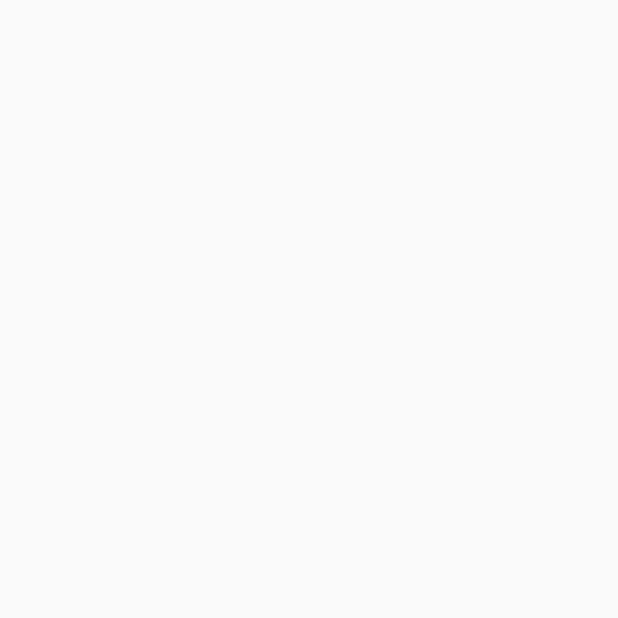
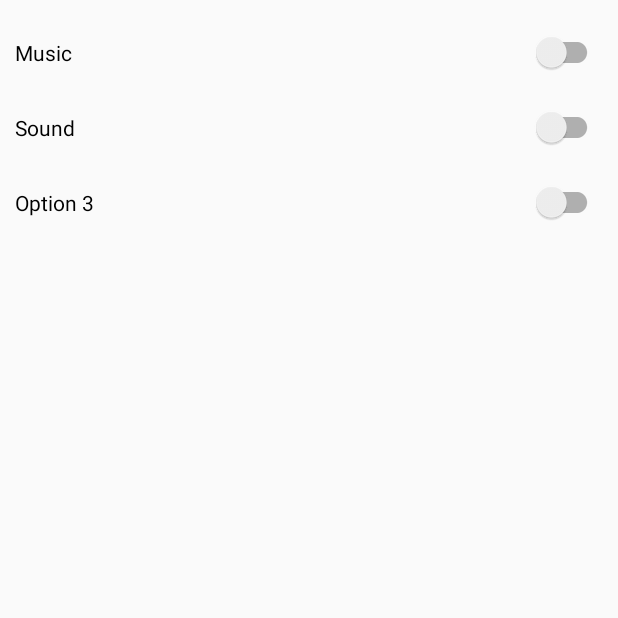
Before and after one commit to wgarcia29/Rocket-man, an Android app: the SettingsActivity screen opened directly, with no data from a screen before it, on a phone screen of 412 x 824 dp, the top half of it. Before the commit the part shown is empty. Run offline under Robolectric (Android 15) with nearby library versions, the phone set to English and light mode, and no system bars.

Commit message:
settings

```diff
--- a/app/src/main/java/com/example/student/rocket_ride/SettingsActivity.java
+++ b/app/src/main/java/com/example/student/rocket_ride/SettingsActivity.java
@@ -1,19 +1,70 @@
 package com.example.student.rocket_ride;
 
+import android.content.SharedPreferences;
 import android.os.Bundle;
 import android.support.design.widget.FloatingActionButton;
 import android.support.design.widget.Snackbar;
 import android.support.v7.app.AppCompatActivity;
+import android.support.v7.widget.SwitchCompat;
 import android.support.v7.widget.Toolbar;
 import android.view.View;
+import android.widget.Button;
 
 public class SettingsActivity extends AppCompatActivity {
+
+    SwitchCompat musicSwitch, soundSwitch, thirdSwitch;
+
+    boolean musicState, soundState, thirdState;
+
+    SharedPreferences preferences;
 
     @Override
     protected void onCreate(Bundle savedInstanceState) {
         super.onCreate(savedInstanceState);
         setContentView(R.layout.activity_settings);
 
+        preferences = getSharedPreferences("PREFS", 0);
+        musicState = preferences.getBoolean("musicSwitch", false);
+        soundState = preferences.getBoolean("soundSwitch", false);
+        thirdState = preferences.getBoolean("thirdSwitch", false);
+
+        musicSwitch = (SwitchCompat) findViewById(R.id.musicSwitch);
+        soundSwitch = (SwitchCompat) findViewById(R.id.soundSwitch);
+        thirdSwitch = (SwitchCompat) findViewById(R.id.thirdSwitch);
+
+        musicSwitch.setChecked(musicState);
+        soundSwitch.setChecked(soundState);
+        thirdSwitch.setChecked(thirdState);
+
+        musicSwitch.setOnClickListener(new View.OnClickListener(){
+            @Override
+            public void onClick(View v) {
+                musicState = !musicState;
+                musicSwitch.setChecked(musicState);
+                SharedPreferences.Editor editor = preferences.edit();
+                editor.putBoolean("music_Switch", musicState);
+                editor.apply();
+            }
+        });
+        soundSwitch.setOnClickListener(new View.OnClickListener(){
+            @Override
+            public void onClick(View v) {
+                soundState = !soundState;
+                soundSwitch.setChecked(soundState);
+                SharedPreferences.Editor editor = preferences.edit();
+                editor.putBoolean("sound_Switch", soundState);
+                editor.apply();
+            }
+        });
+        thirdSwitch.setOnClickListener(new View.OnClickListener(){
+            @Override
+            public void onClick(View v) {
+                thirdState = !thirdState;
+                thirdSwitch.setChecked(thirdState);
+                SharedPreferences.Editor editor = preferences.edit();
+                editor.putBoolean("third_Switch", thirdState);
+                editor.apply();
+            }
+        });
     }
-
 }
--- a/app/src/main/res/layout/activity_settings.xml
+++ b/app/src/main/res/layout/activity_settings.xml
@@ -1,18 +1,49 @@
 <?xml version="1.0" encoding="utf-8"?>
-<android.support.design.widget.CoordinatorLayout xmlns:android="http://schemas.android.com/apk/res/android"
+<LinearLayout xmlns:android="http://schemas.android.com/apk/res/android"
     xmlns:app="http://schemas.android.com/apk/res-auto"
     xmlns:tools="http://schemas.android.com/tools"
     android:layout_width="match_parent"
     android:layout_height="match_parent"
+    android:padding="10dp"
+    android:orientation="vertical"
     tools:context=".SettingsActivity">
 
-    <android.support.design.widget.AppBarLayout
+    <!--<android.support.design.widget.AppBarLayout-->
+        <!--android:layout_width="match_parent"-->
+        <!--android:layout_height="wrap_content"-->
+        <!--android:theme="@style/AppTheme.AppBarOverlay">-->
+
+    <!--</android.support.design.widget.AppBarLayout>-->
+
+    <!--<include layout="@layout/content_settings" />-->
+    <!--<Button-->
+        <!--android:id="@+id/musicButton"-->
+        <!--android:layout_width="wrap_content"-->
+        <!--android:layout_height="wrap_content"-->
+        <!--android:text= "Music" />-->
+
+    <!--<Button-->
+        <!--android:id="@+id/soundButton"-->
+        <!--android:layout_width="wrap_content"-->
+        <!--android:layout_height="wrap_content"-->
+        <!--android:text="Sound" />-->
+    <!---->
+    <android.support.v7.widget.SwitchCompat
         android:layout_width="match_parent"
-        android:layout_height="wrap_content"
-        android:theme="@style/AppTheme.AppBarOverlay">
+        android:text="Music"
+        android:id="@+id/musicSwitch"
+        android:layout_height="50dp" />
 
-    </android.support.design.widget.AppBarLayout>
+    <android.support.v7.widget.SwitchCompat
+        android:layout_width="match_parent"
+        android:text="Sound"
+        android:id="@+id/soundSwitch"
+        android:layout_height="50dp" />
 
-    <include layout="@layout/content_settings" />
+    <android.support.v7.widget.SwitchCompat
+        android:layout_width="match_parent"
+        android:text="Option 3"
+        android:id="@+id/thirdSwitch"
+        android:layout_height="50dp" />
 
-</android.support.design.widget.CoordinatorLayout>
+</LinearLayout>
```
